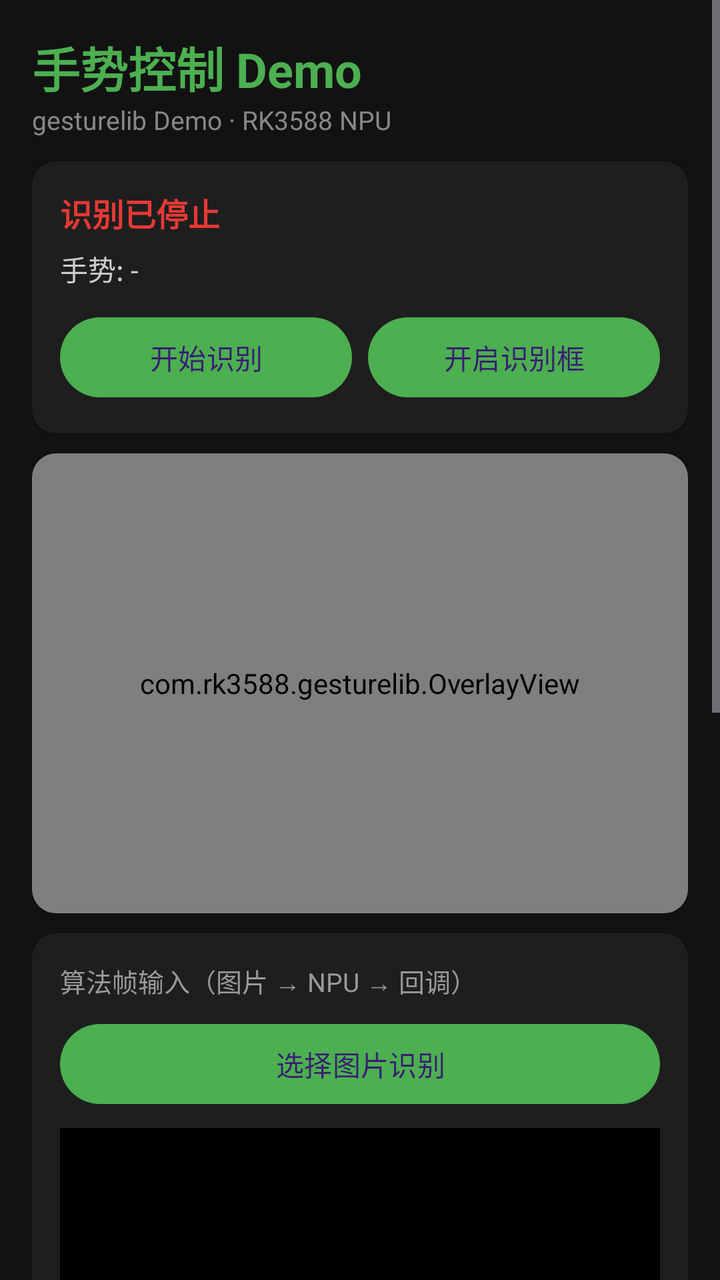
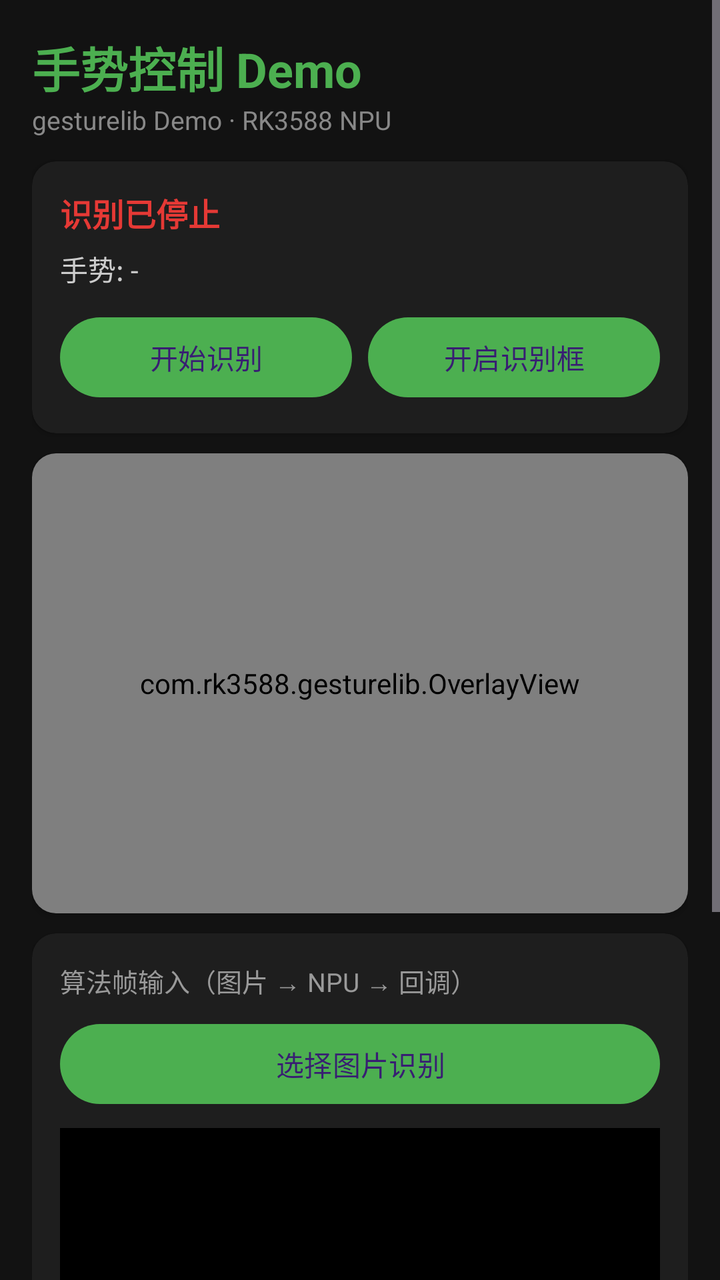

Screens rendered from an Android XML layout before and after an edit, with the pre-edit source and the edit as a unified diff.
<!-- AndroidManifest.xml: application theme Theme.AirGesture -->
<!-- res/layout/activity_main.xml -->
<?xml version="1.0" encoding="utf-8"?>
<ScrollView xmlns:android="http://schemas.android.com/apk/res/android"
    android:layout_width="match_parent"
    android:layout_height="match_parent"
    android:fillViewport="true">

    <LinearLayout
        android:layout_width="match_parent"
        android:layout_height="wrap_content"
        android:orientation="vertical"
        android:padding="16dp">

        <TextView
            android:layout_width="wrap_content"
            android:layout_height="wrap_content"
            android:text="@string/app_name"
            android:textColor="#4CAF50"
            android:textSize="24sp"
            android:textStyle="bold" />

        <TextView
            android:layout_width="wrap_content"
            android:layout_height="wrap_content"
            android:text="gesturelib Demo · RK3588 NPU"
            android:textColor="#888888"
            android:textSize="13sp" />

        
        <com.google.android.material.card.MaterialCardView
            style="@style/Card"
            android:layout_width="match_parent"
            android:layout_height="wrap_content"
            android:layout_marginTop="12dp">

            <LinearLayout
                android:layout_width="match_parent"
                android:layout_height="wrap_content"
                android:orientation="vertical"
                android:padding="14dp">

                <TextView
                    android:id="@+id/tv_status"
                    android:layout_width="wrap_content"
                    android:layout_height="wrap_content"
                    android:text="识别已停止"
                    android:textColor="#E53935"
                    android:textSize="16sp"
                    android:textStyle="bold" />

                <TextView
                    android:id="@+id/tv_live"
                    android:layout_width="wrap_content"
                    android:layout_height="wrap_content"
                    android:layout_marginTop="6dp"
                    android:text="手势: -"
                    android:textColor="#CCCCCC"
                    android:textSize="14sp" />

                <LinearLayout
                    android:layout_width="match_parent"
                    android:layout_height="wrap_content"
                    android:layout_marginTop="10dp"
                    android:orientation="horizontal">

                    <Button
                        android:id="@+id/btn_toggle"
                        android:layout_width="0dp"
                        android:layout_height="wrap_content"
                        android:layout_weight="1"
                        android:text="开始识别" />

                    <Button
                        android:id="@+id/btn_overlay"
                        android:layout_width="0dp"
                        android:layout_height="wrap_content"
                        android:layout_marginStart="8dp"
                        android:layout_weight="1"
                        android:text="开启识别框" />
                </LinearLayout>
            </LinearLayout>
        </com.google.android.material.card.MaterialCardView>

        
        <com.google.android.material.card.MaterialCardView
            style="@style/Card"
            android:layout_width="match_parent"
            android:layout_height="wrap_content"
            android:layout_marginTop="10dp">

            <FrameLayout
                android:id="@+id/preview_frame"
                android:layout_width="match_parent"
                android:layout_height="230dp"
                android:background="#000000">

                <ImageView
                    android:id="@+id/preview_image"
                    android:layout_width="match_parent"
                    android:layout_height="match_parent"
                    android:scaleType="fitCenter" />

                <com.rk3588.gesturelib.OverlayView
                    android:id="@+id/overlay_view"
                    android:layout_width="match_parent"
                    android:layout_height="match_parent" />
            </FrameLayout>
        </com.google.android.material.card.MaterialCardView>

        
        <com.google.android.material.card.MaterialCardView
            style="@style/Card"
            android:layout_width="match_parent"
            android:layout_height="wrap_content"
            android:layout_marginTop="10dp">

            <LinearLayout
                android:layout_width="match_parent"
                android:layout_height="wrap_content"
                android:orientation="vertical"
                android:padding="14dp">

                <TextView
                    android:layout_width="wrap_content"
                    android:layout_height="wrap_content"
                    android:text="算法帧输入（图片 → NPU → 回调）"
                    android:textColor="#999999"
                    android:textSize="13sp" />

                <Button
                    android:id="@+id/btn_pick_image"
                    android:layout_width="match_parent"
                    android:layout_height="wrap_content"
                    android:layout_marginTop="8dp"
                    android:text="选择图片识别" />

                <ImageView
                    android:id="@+id/iv_frame"
                    android:layout_width="match_parent"
                    android:layout_height="180dp"
                    android:layout_marginTop="8dp"
                    android:background="#000000"
                    android:scaleType="fitCenter" />

                <TextView
                    android:id="@+id/tv_frame_result"
                    android:layout_width="match_parent"
                    android:layout_height="wrap_content"
                    android:layout_marginTop="8dp"
                    android:text="-"
                    android:textColor="#9FE89F"
                    android:textSize="12sp" />
            </LinearLayout>
        </com.google.android.material.card.MaterialCardView>

        
        <com.google.android.material.card.MaterialCardView
            style="@style/Card"
            android:layout_width="match_parent"
            android:layout_height="wrap_content"
            android:layout_marginTop="10dp">

            <LinearLayout
                android:layout_width="match_parent"
                android:layout_height="wrap_content"
                android:orientation="vertical"
                android:padding="14dp">

                <TextView
                    android:layout_width="wrap_content"
                    android:layout_height="wrap_content"
                    android:text="手势映射（关 = 只识别不动作）"
                    android:textColor="#999999"
                    android:textSize="13sp" />

                <Switch
                    android:id="@+id/sw_palm"
                    style="@style/SwitchRow"
                    android:layout_width="match_parent"
                    android:layout_height="wrap_content" />

                <Switch
                    android:id="@+id/sw_victory"
                    style="@style/SwitchRow"
                    android:layout_width="match_parent"
                    android:layout_height="wrap_content" />

                <Switch
                    android:id="@+id/sw_fist"
                    style="@style/SwitchRow"
                    android:layout_width="match_parent"
                    android:layout_height="wrap_content" />

                <Switch
                    android:id="@+id/sw_wave"
                    style="@style/SwitchRow"
                    android:layout_width="match_parent"
                    android:layout_height="wrap_content" />
            </LinearLayout>
        </com.google.android.material.card.MaterialCardView>

        
        <com.google.android.material.card.MaterialCardView
            style="@style/Card"
            android:layout_width="match_parent"
            android:layout_height="wrap_content"
            android:layout_marginTop="10dp"
            android:layout_marginBottom="20dp">

            <LinearLayout
                android:layout_width="match_parent"
                android:layout_height="wrap_content"
                android:orientation="vertical"
                android:padding="14dp">

                <TextView
                    android:layout_width="wrap_content"
                    android:layout_height="wrap_content"
                    android:text="事件"
                    android:textColor="#999999"
                    android:textSize="13sp" />

                <TextView
                    android:id="@+id/tv_log"
                    android:layout_width="match_parent"
                    android:layout_height="wrap_content"
                    android:layout_marginTop="6dp"
                    android:text="-"
                    android:textColor="#9FE89F"
                    android:textSize="12sp" />

                <TextView
                    android:id="@+id/lbl_gap"
                    android:layout_width="wrap_content"
                    android:layout_height="wrap_content"
                    android:layout_marginTop="10dp"
                    android:text="动作间隔"
                    android:textColor="#CCCCCC"
                    android:textSize="14sp" />

                <SeekBar
                    android:id="@+id/sb_gap"
                    android:layout_width="match_parent"
                    android:layout_height="wrap_content"
                    android:max="6000" />
            </LinearLayout>
        </com.google.android.material.card.MaterialCardView>
    </LinearLayout>
</ScrollView>
<!-- resources referenced by this layout -->
<resources>
  <string name="app_name">手势控制 Demo</string>
  <style name="Card" parent="Widget.Material3.CardView.Elevated">
          <item name="cardBackgroundColor">#1E1E1E</item>
          <item name="cardCornerRadius">12dp</item>
          <item name="cardElevation">2dp</item>
      </style>
  <style name="SwitchRow">
          <item name="android:textColor">#DDDDDD</item>
          <item name="android:textSize">15sp</item>
          <item name="android:paddingTop">8dp</item>
          <item name="android:paddingBottom">8dp</item>
      </style>
  <style name="Theme.AirGesture" parent="Theme.Material3.Dark.NoActionBar">
          <item name="colorPrimary">@color/accent_npu</item>
          <item name="android:statusBarColor">@color/bg_dark</item>
          <item name="android:windowBackground">@color/bg_dark</item>
      </style>
  <color name="accent_npu">#4CAF50</color>
  <color name="bg_dark">#121212</color>
</resources>

<!-- the commit's change to res/layout/activity_main.xml (unified diff, before → after) -->
@@ -152,51 +152,7 @@
             </LinearLayout>
         </com.google.android.material.card.MaterialCardView>
 
-        
-        <com.google.android.material.card.MaterialCardView
-            style="@style/Card"
-            android:layout_width="match_parent"
-            android:layout_height="wrap_content"
-            android:layout_marginTop="10dp">
 
-            <LinearLayout
-                android:layout_width="match_parent"
-                android:layout_height="wrap_content"
-                android:orientation="vertical"
-                android:padding="14dp">
-
-                <TextView
-                    android:layout_width="wrap_content"
-                    android:layout_height="wrap_content"
-                    android:text="手势映射（关 = 只识别不动作）"
-                    android:textColor="#999999"
-                    android:textSize="13sp" />
-
-                <Switch
-                    android:id="@+id/sw_palm"
-                    style="@style/SwitchRow"
-                    android:layout_width="match_parent"
-                    android:layout_height="wrap_content" />
-
-                <Switch
-                    android:id="@+id/sw_victory"
-                    style="@style/SwitchRow"
-                    android:layout_width="match_parent"
-                    android:layout_height="wrap_content" />
-
-                <Switch
-                    android:id="@+id/sw_fist"
-                    style="@style/SwitchRow"
-                    android:layout_width="match_parent"
-                    android:layout_height="wrap_content" />
-
-                <Switch
-                    android:id="@+id/sw_wave"
-                    style="@style/SwitchRow"
-                    android:layout_width="match_parent"
-                    android:layout_height="wrap_content" />
-            </LinearLayout>
-        </com.google.android.material.card.MaterialCardView>
 
         
         <com.google.android.material.card.MaterialCardView
@@ -228,20 +184,6 @@
                     android:textColor="#9FE89F"
                     android:textSize="12sp" />
 
-                <TextView
-                    android:id="@+id/lbl_gap"
-                    android:layout_width="wrap_content"
-                    android:layout_height="wrap_content"
-                    android:layout_marginTop="10dp"
-                    android:text="动作间隔"
-                    android:textColor="#CCCCCC"
-                    android:textSize="14sp" />
-
-                <SeekBar
-                    android:id="@+id/sb_gap"
-                    android:layout_width="match_parent"
-                    android:layout_height="wrap_content"
-                    android:max="6000" />
             </LinearLayout>
         </com.google.android.material.card.MaterialCardView>
     </LinearLayout>
<!-- resource entries referenced after the edit -->
@@ -5,12 +5,6 @@
           <item name="cardBackgroundColor">#1E1E1E</item>
           <item name="cardCornerRadius">12dp</item>
           <item name="cardElevation">2dp</item>
-      </style>
-  <style name="SwitchRow">
-          <item name="android:textColor">#DDDDDD</item>
-          <item name="android:textSize">15sp</item>
-          <item name="android:paddingTop">8dp</item>
-          <item name="android:paddingBottom">8dp</item>
       </style>
   <style name="Theme.AirGesture" parent="Theme.Material3.Dark.NoActionBar">
           <item name="colorPrimary">@color/accent_npu</item>
